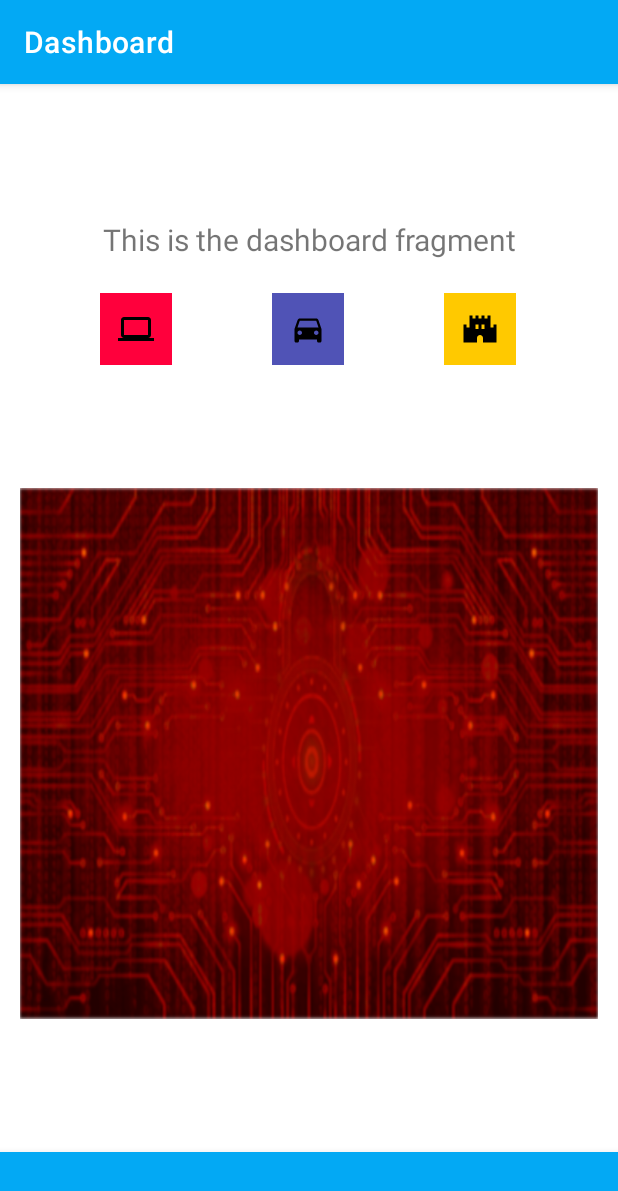
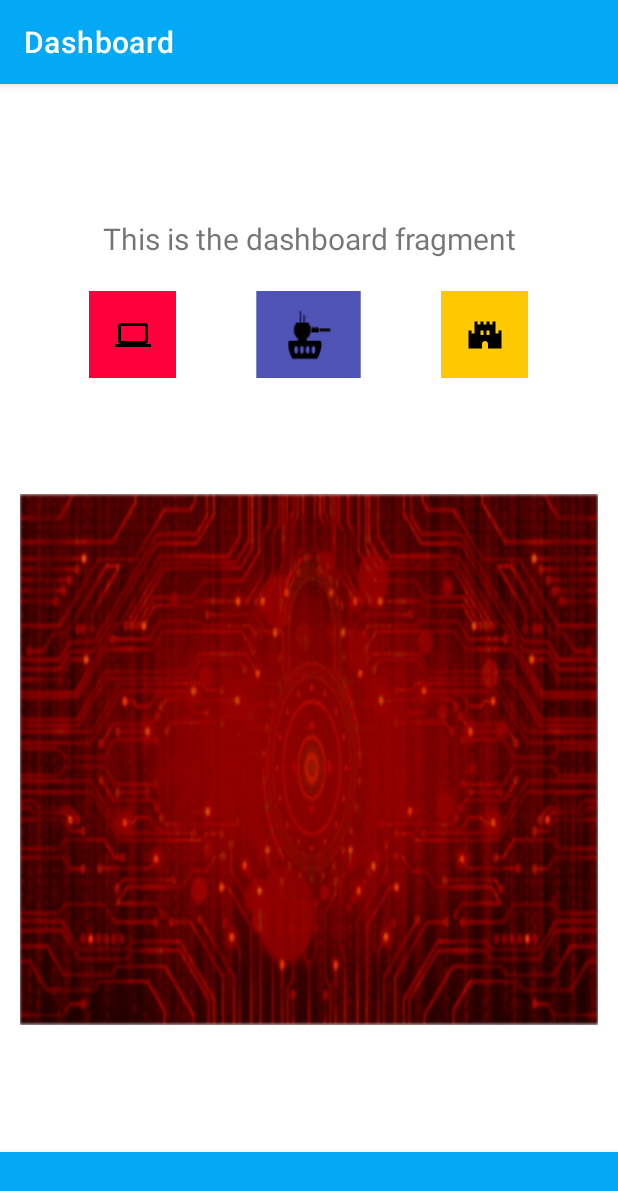
Before and after one commit to DanielAMoreno5775/androidUI, an Android app: the DashboardFragment screen opened through its navigation route, on a phone screen of 412 x 824 dp. Shown: the top 1191 px of the screen. Run offline under Robolectric (Android 15) with nearby library versions, the light colour scheme and no system bars; our stand-ins replace FlexboxLayout, navigation-ui; libraries missing offline, so code that uses them is left out: com.smarteist.autoimageslider; pictures from the network do not load; 6 statements that could not run were skipped.

Commit message:
Improve the tank icon

```diff
--- /dev/null
+++ b/app/src/main/res/drawable/baseline_tank_24.xml
@@ -0,0 +1,9 @@
+<vector android:height="24dp" android:viewportHeight="512"
+    android:viewportWidth="512" android:width="24dp" xmlns:android="http://schemas.android.com/apk/res/android">
+    <path android:fillColor="#000000"
+        android:pathData="M147,68l0,59 -21.1,0.2 -21.2,0.3 -13.8,23.5 -13.9,23.5 0,28.6 0,28.7 14.2,24.1 14.3,24.1 8.7,-0 8.8,-0 0,16.5 0,16.5 -48.2,-0c-26.6,-0 -50.1,0.5 -52.2,1 -5.8,1.3 -8.7,3.9 -12.1,10.5 -2.7,5.5 -3,6.9 -3.3,19 -0.5,15.9 1.4,29.9 6.8,51 13.2,51.3 37.6,98.4 52.4,101 1.7,0.3 65.2,0.4 141.2,0.3l138.1,-0.3 4,-2.8c16.3,-11.3 37.8,-58.3 47.8,-104.3 9.3,-43 5.6,-70 -10.3,-74.4 -2.4,-0.6 -31.1,-1 -81.4,-1l-77.8,-0 0,-16.5 0,-16.5 8.8,-0 8.7,-0 14.3,-24.2 14.2,-24.1 0,-28.6 0,-28.6 -13.9,-23.5 -13.9,-23.5 -21.1,-0.3 -21.1,-0.2 0,-37 0,-37 -6.5,-0 -6.5,-0 -0.2,36.7 -0.3,36.8 -15,-0 -15,-0 -0.3,-58.8 -0.2,-58.7 -6.5,-0 -6.5,-0 0,59zM111,368.5c4.5,2.8 8.4,8.5 11.3,16.1 1.9,5.1 2.2,7.9 2.2,19.9 0,11.9 -0.3,14.9 -2.2,19.7 -9.4,25.1 -29.9,25.7 -39.4,1.1 -1.6,-4.4 -2.3,-8.6 -2.7,-17.3 -0.5,-13.4 0.7,-20.4 4.8,-28.8 3.5,-6.9 7.4,-10.9 12.6,-12.7 4.7,-1.7 8.7,-1.1 13.4,2zM178.5,367.9c4,2.3 8.9,8.8 11.6,15.8 2,5.1 2.3,7.6 2.4,20.3 0,16.1 -1.1,21 -6.7,29.5 -8.5,12.8 -21.4,13.1 -29.9,0.8 -5.3,-7.7 -7.2,-14.5 -7.7,-27.3 -0.6,-17.1 2.6,-27.8 10.8,-36 6.1,-6.1 12.5,-7.1 19.5,-3.1zM246.5,367.9c10.2,5.8 16.7,25.9 14.4,44.4 -4.4,34.9 -31.1,42.5 -42.1,11.9 -2.6,-7.3 -3.5,-23.8 -1.8,-32.4 3.2,-16.5 13.5,-27.9 23.5,-26.1 1.7,0.3 4.3,1.3 6,2.2zM313,367.2c14.8,7.5 21.2,36.2 12.9,58.2 -4.3,11.6 -13.3,19.4 -20.9,18.1 -11.4,-2 -19.7,-16.1 -20.7,-35 -0.7,-12.5 0.7,-20 5.2,-29.2 3.7,-7.5 7.9,-11.7 13.2,-13.3 4.4,-1.3 5.6,-1.2 10.3,1.2z" android:strokeColor="#00000000"/>
+    <path android:fillColor="#000000"
+        android:pathData="M282,203.5l0,24.5 43.5,-0 43.5,-0 0,-24.5 0,-24.5 -43.5,-0 -43.5,-0 0,24.5z" android:strokeColor="#00000000"/>
+    <path android:fillColor="#000000"
+        android:pathData="M377,203.5l0,14.5 64,-0 64,-0 0,-14.5 0,-14.5 -64,-0 -64,-0 0,14.5z" android:strokeColor="#00000000"/>
+</vector>
--- a/app/src/main/res/layout/fragment_dashboard.xml
+++ b/app/src/main/res/layout/fragment_dashboard.xml
@@ -37,47 +37,43 @@
         <ImageButton
             android:id="@+id/computerButton"
             style="?android:attr/borderlessButtonStyle"
-            android:layout_width="48dp"
-            android:layout_height="48dp"
+            android:layout_width="58dp"
+            android:layout_height="58dp"
             android:layout_weight="1"
             android:background="?attr/colorAccentCustom3"
             android:src="@drawable/baseline_computer_24"
-            tools:layout_editor_absoluteY="324dp" />
+            tools:layout_editor_absoluteY="324dp"
+            android:contentDescription="Red button with a computer icon"
+            />
 
         <ImageButton
             android:id="@+id/tankButton"
             style="?android:attr/borderlessButtonStyle"
-            android:layout_width="48dp"
-            android:layout_height="48dp"
+            android:layout_width="58dp"
+            android:layout_height="58dp"
             android:layout_weight="1"
+            android:scaleX="1.2"
+            android:scaleY="1.4"
             android:background="?attr/colorAccentCustom1"
-            android:src="@drawable/baseline_directions_car_24"
+            android:src="@drawable/baseline_tank_24"
             tools:layout_editor_absoluteX="137dp"
-            tools:layout_editor_absoluteY="324dp" />
+            tools:layout_editor_absoluteY="324dp"
+            android:contentDescription="Blue button with a tank icon"
+            />
 
         <ImageButton
             android:id="@+id/castleButton"
             style="?android:attr/borderlessButtonStyle"
-            android:layout_width="48dp"
-            android:layout_height="48dp"
+            android:layout_width="58dp"
+            android:layout_height="58dp"
             android:layout_weight="1"
             android:background="?attr/colorAccentCustom2"
             android:src="@drawable/baseline_castle_24"
             tools:layout_editor_absoluteX="274dp"
-            tools:layout_editor_absoluteY="324dp" />
+            tools:layout_editor_absoluteY="324dp"
+            android:contentDescription="Yellow button with a castle icon"
+            />
     </com.google.android.flexbox.FlexboxLayout>
-
-    <!--<ImageView
-        android:id="@+id/imageView"
-        android:layout_width="match_parent"
-        android:layout_height="400dp"
-        android:scaleType="fitXY"
-        android:src="@drawable/poitou_walls"
-        app:layout_constraintBottom_toBottomOf="parent"
-        app:layout_constraintTop_toBottomOf="@+id/flexboxLayout"
-        app:layout_constraintVertical_bias="0.205"
-        tools:layout_editor_absoluteX="8dp" />
-     -->
 
     <ImageSwitcher
         android:id="@+id/imageView"
```
